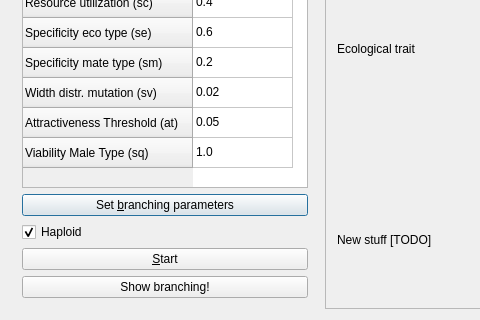
Qt form kewe_qtdialog.ui (richelbilderbeek/pbdmms) before a commit; both pictures show x 0 to 480 and y 263 to 583 of the 669 by 583 pixel window.
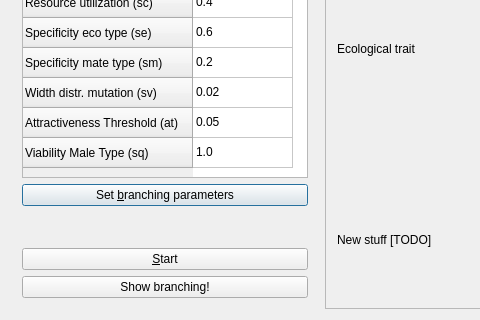
The same form after that commit. Custom widgets are drawn as their Qt base class.

Commit message: Haploid only, fixed #148

What changed in the file:
```diff
--- a/kewe_qtdialog.ui
+++ b/kewe_qtdialog.ui
@@ -173,17 +173,17 @@
        </widget>
       </item>
       <item>
-       <widget class="QCheckBox" name="is_haploid">
-        <property name="text">
-         <string>Haploid</string>
+       <spacer name="verticalSpacer">
+        <property name="orientation">
+         <enum>Qt::Vertical</enum>
         </property>
-        <property name="checked">
-         <bool>true</bool>
+        <property name="sizeHint" stdset="0">
+         <size>
+          <width>20</width>
+          <height>40</height>
+         </size>
         </property>
-        <property name="tristate">
-         <bool>false</bool>
-        </property>
-       </widget>
+       </spacer>
       </item>
       <item>
        <widget class="QPushButton" name="start">
```
Left out of the diff: 2 changed lines with no effect on the pictures. The commit also changes 14 other files.
